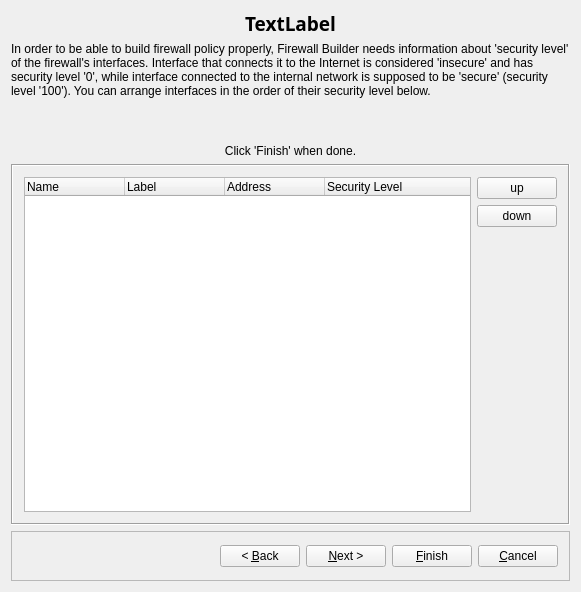
Above: src/gui/newfirewalldialog_q.ui from fwbuilder/fwbuilder before the change. Below: the same form after it.
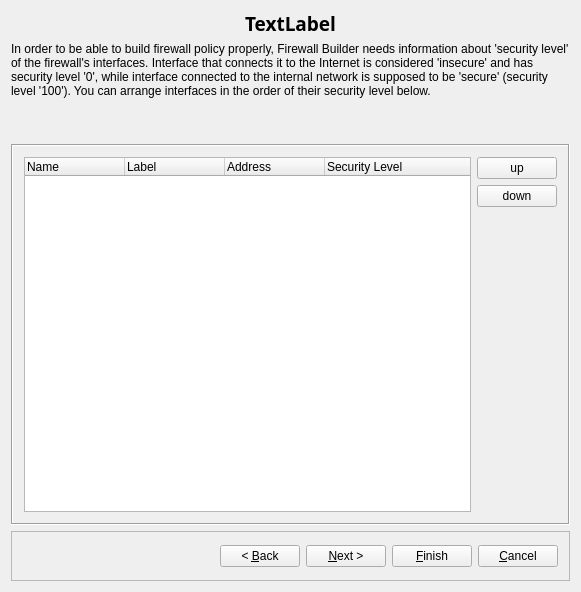
That is the form after the change. The open tabs and pages were chosen to show the change. Icons and pictures are not drawn. Custom widgets are drawn as their Qt base class.

Commit message: newFirewall dialog will now appear with minimal possible height. (fixed #1588)

Patch:
```diff
--- a/src/gui/newfirewalldialog_q.ui
+++ b/src/gui/newfirewalldialog_q.ui
@@ -428,7 +428,7 @@
          </property>
         </widget>
        </item>
-       <item row="4" column="0">
+       <item row="3" column="0">
         <widget class="QFrame" name="frame160">
          <property name="frameShape">
           <enum>QFrame::Box</enum>
@@ -497,19 +497,6 @@
          </layout>
         </widget>
        </item>
-       <item row="3" column="0">
-        <widget class="QLabel" name="label668">
-         <property name="text">
-          <string>Click 'Finish' when done.</string>
-         </property>
-         <property name="alignment">
-          <set>Qt::AlignCenter</set>
-         </property>
-         <property name="wordWrap">
-          <bool>false</bool>
-         </property>
-        </widget>
-       </item>
        <item row="0" column="0">
         <widget class="QLabel" name="label666">
          <property name="text">
```
Left out of the diff: 15 changed lines with no effect on the pictures. The commit also changes 2 other files.
